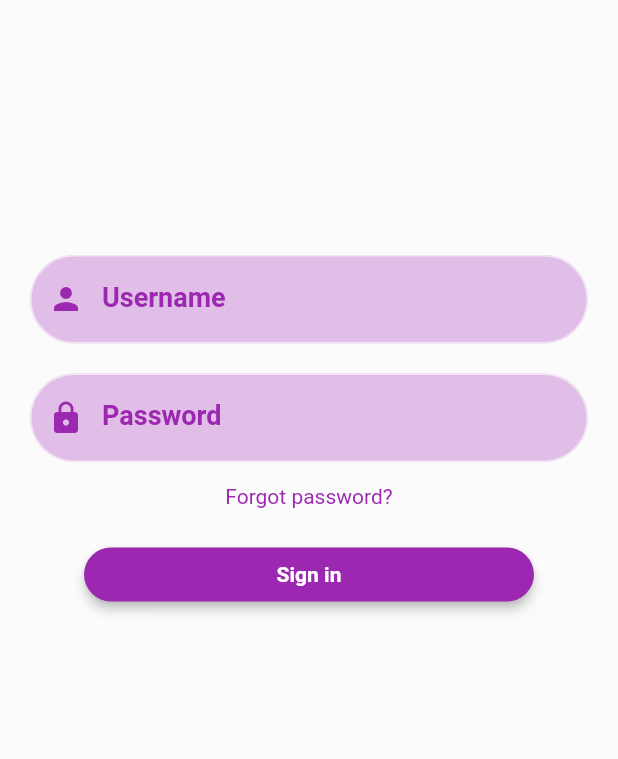
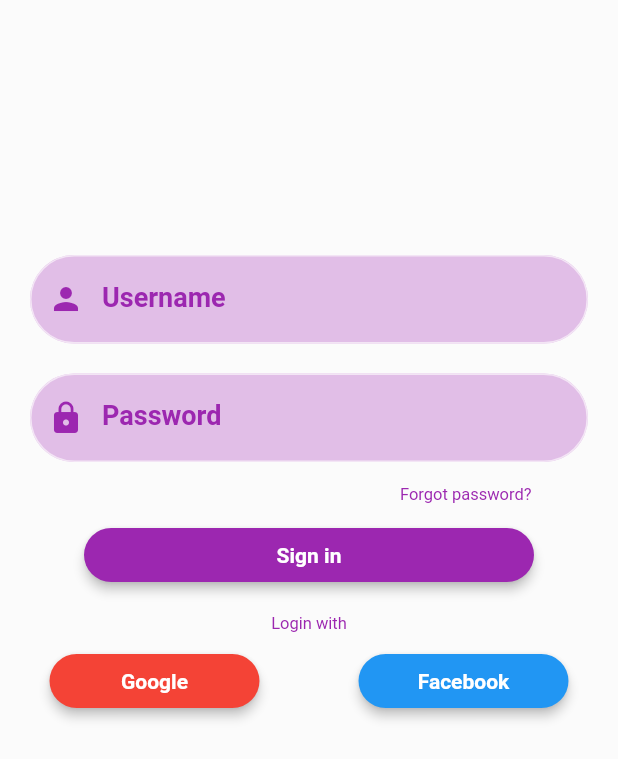
Before and after one commit to MateusHBR/loginFlutter, a Flutter app: the screen it shows after launch, on a phone screen of 412 x 824 dp. Shown: the top 759 px of the screen. Run offline on Flutter 3.47's test engine with Material 2 defaults, Android fonts, the phone set to English and light mode, and no system bars.

Commit message:
adicionando cores reutilizaveis nos botoes

```diff
--- a/lib/inputLogin.dart
+++ b/lib/inputLogin.dart
@@ -47,22 +47,20 @@ class buttonLogin extends StatelessWidget {
   final String textoBT;
   final double borderRadius;
   final double width;
-
-  const buttonLogin({Key key, this.textoBT = "", this.borderRadius = 0.0, this.width = 100})
+  final IconData icon;
+  final Color color;
+  const buttonLogin(
+      {Key key, this.textoBT = "", this.borderRadius = 0.0, this.width = 100, this.icon, this.color = Colors.purple})
       : super(key: key);
 
   @override
   Widget build(BuildContext context) {
     return Center(
-      child: Column(
-        children: <Widget>[
-          Padding(
-            padding: const EdgeInsets.only(top: 20),
       child: SizedBox(
           width: width,
           child: RaisedButton(
             elevation: 3,
-                color: Colors.purple,
+            color: color,
             shape: RoundedRectangleBorder(
               borderRadius: BorderRadius.circular(borderRadius),
             ),
@@ -76,9 +74,6 @@ class buttonLogin extends StatelessWidget {
             ),
             onPressed: () {},
           ),
-            ),
-          ),
-        ],
         ),
     );
   }
@@ -94,8 +89,8 @@ class TextoUtil extends StatelessWidget {
       padding: EdgeInsets.only(top: 15),
       child: Text(
         "${textoUTIL}",
-        textAlign: TextAlign.left,
-        style: TextStyle(color: Colors.purple),
+        textAlign: TextAlign.end,
+        style: TextStyle(color: Colors.purple, fontSize: 11.0),
       ),
     );
   }
--- a/lib/login.dart
+++ b/lib/login.dart
@@ -26,7 +26,7 @@ class _LoginState extends State<Login> {
                 children: <Widget>[
                   Padding(
                     padding: EdgeInsets.only(top: 150),
-                    ) ,
+                  ),
                   textField(
                     hint: "Username",
                     icon: Icons.person,
@@ -36,15 +36,45 @@ class _LoginState extends State<Login> {
                     hint: "Password",
                     icon: Icons.lock,
                   ),
-                    TextoUtil(
-                      textoUTIL: "Forgot password?"
+                  Padding(
+                    padding: const EdgeInsets.only(left: 209),
+                    child: TextoUtil(textoUTIL: "Forgot password?"),
                   ),
-                    buttonLogin(
+                  Padding(
+                    padding: const EdgeInsets.only(top: 10.0),
+                    child: buttonLogin(
+                      icon: null,
                       textoBT: "Sign in",
                       borderRadius: 30.0,
                       width: 300,
                     ),
-
+                  ),
+                  TextoUtil(
+                    textoUTIL: "Login with",
+                  ),
+                  Padding(
+                    padding: EdgeInsets.only(top: 8),
+                    child: Row(
+                      children: <Widget>[
+                        Expanded(
+                          child: buttonLogin(
+                            color: Colors.red,
+                            textoBT: "Google",
+                            borderRadius: 30.0,
+                            width: 140,
+                          ),
+                        ),
+                        Expanded(
+                          child: buttonLogin(
+                            color: Colors.blue,
+                            textoBT: "Facebook",
+                            borderRadius: 30.0,
+                            width: 140,
+                          ),
+                        ),
+                      ],
+                    ),
+                  ),
                 ],
               ),
             ],
```
Lines whose indentation alone changed are shown as unchanged.
